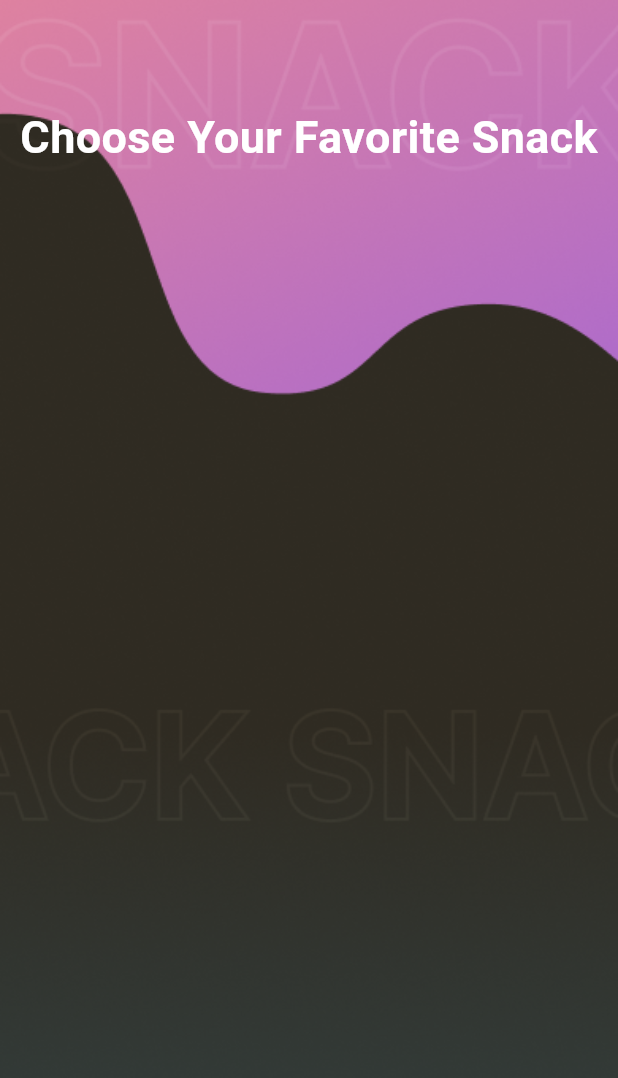
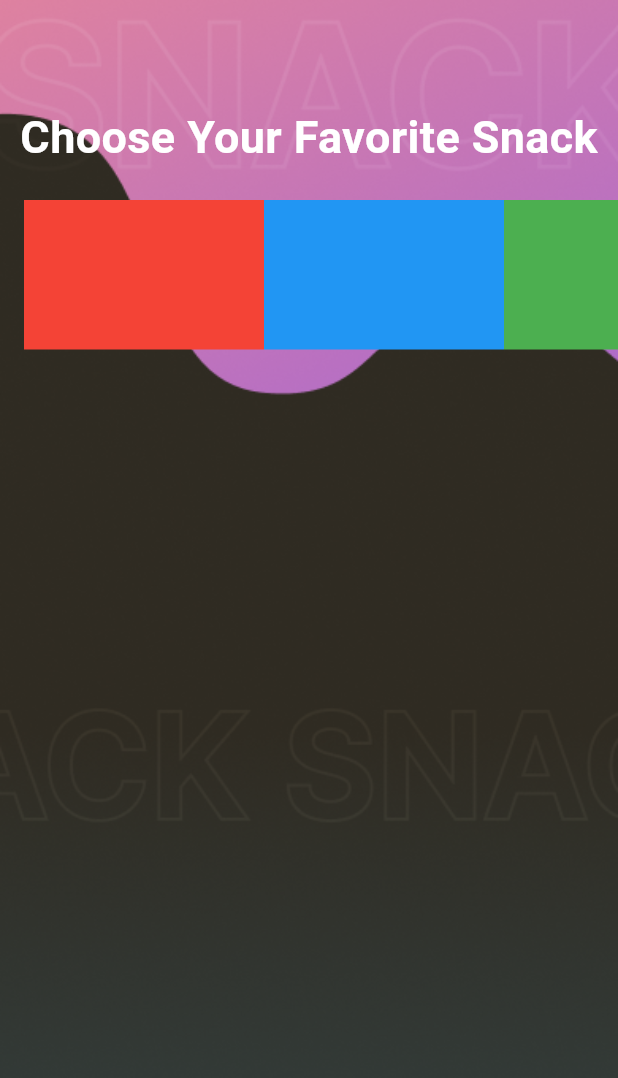
Before and after one commit to ramsabah28/jpfancy, a Flutter app: the screen it shows after launch, on a phone screen of 412 x 824 dp. Shown: the top 1078 px of the screen. Run offline on Flutter 3.47's test engine with Material 3 defaults, Android fonts, the phone set to English and light mode, and no system bars.

Commit message:
apply horizonta List placeholder

```diff
--- a/lib/src/widgets/Home.dart
+++ b/lib/src/widgets/Home.dart
@@ -15,12 +15,27 @@
           ),
         ),
         child: Column(
-
           children: [
             const Text(
               "Choose Your Favorite Snack",
-              style: TextStyle(color: Colors.white, fontSize: 30, fontWeight: FontWeight.bold),
+              style: TextStyle(
+                color: Colors.white,
+                fontSize: 30,
+                fontWeight: FontWeight.bold,
+              ),
             ),
+            const SizedBox(height: 20),
+            SizedBox(height: 100, child: ListView(
+              scrollDirection: Axis.horizontal,
+              padding: const EdgeInsets.symmetric(horizontal: 16),
+              children: <Widget>[
+                Container(width: 160, color: Colors.red),
+                Container(width: 160, color: Colors.blue),
+                Container(width: 160, color: Colors.green),
+                Container(width: 160, color: Colors.yellow),
+                Container(width: 160, color: Colors.orange),
+              ],
+            )),
           ],
         ),
       ),
```
